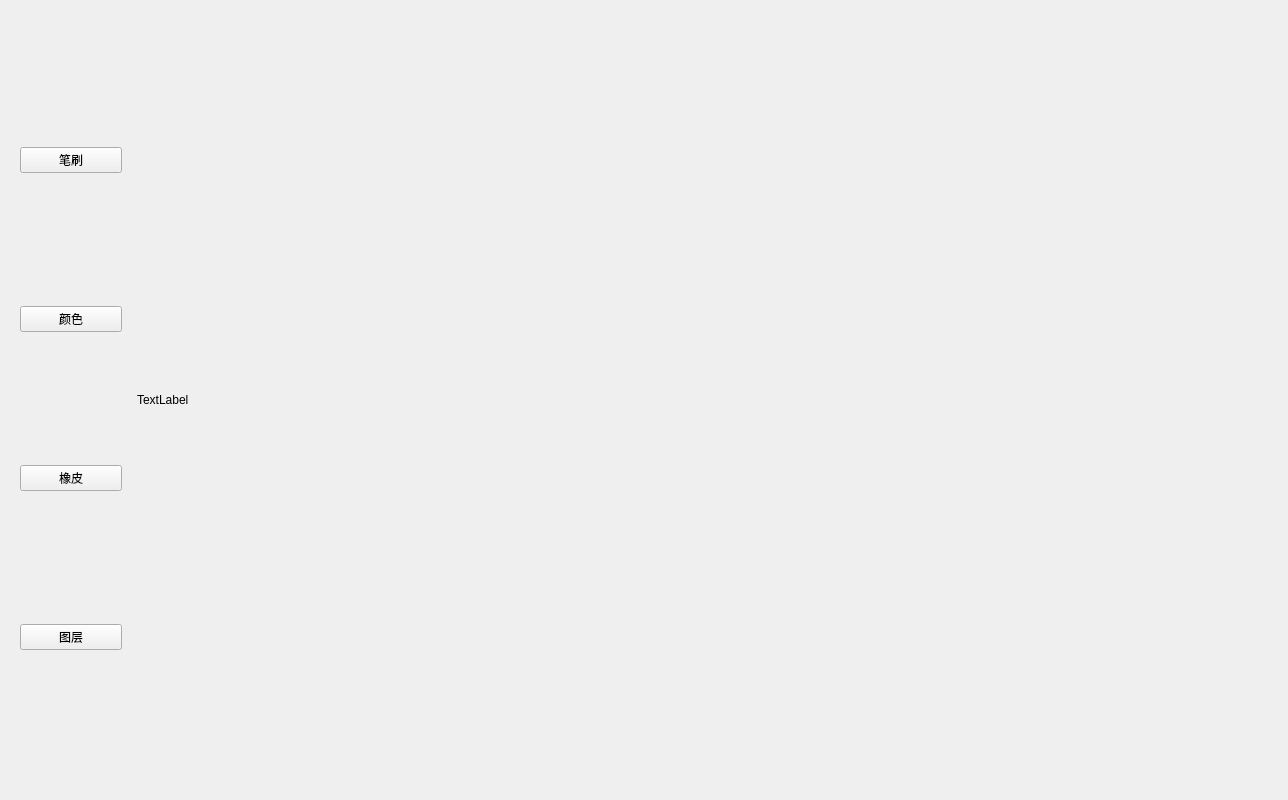
This is 毕设/Imagehandle.ui in Chen-Lun-Hao/JuniorHomeWork as Qt 5 draws it before an edit. The edited form follows.
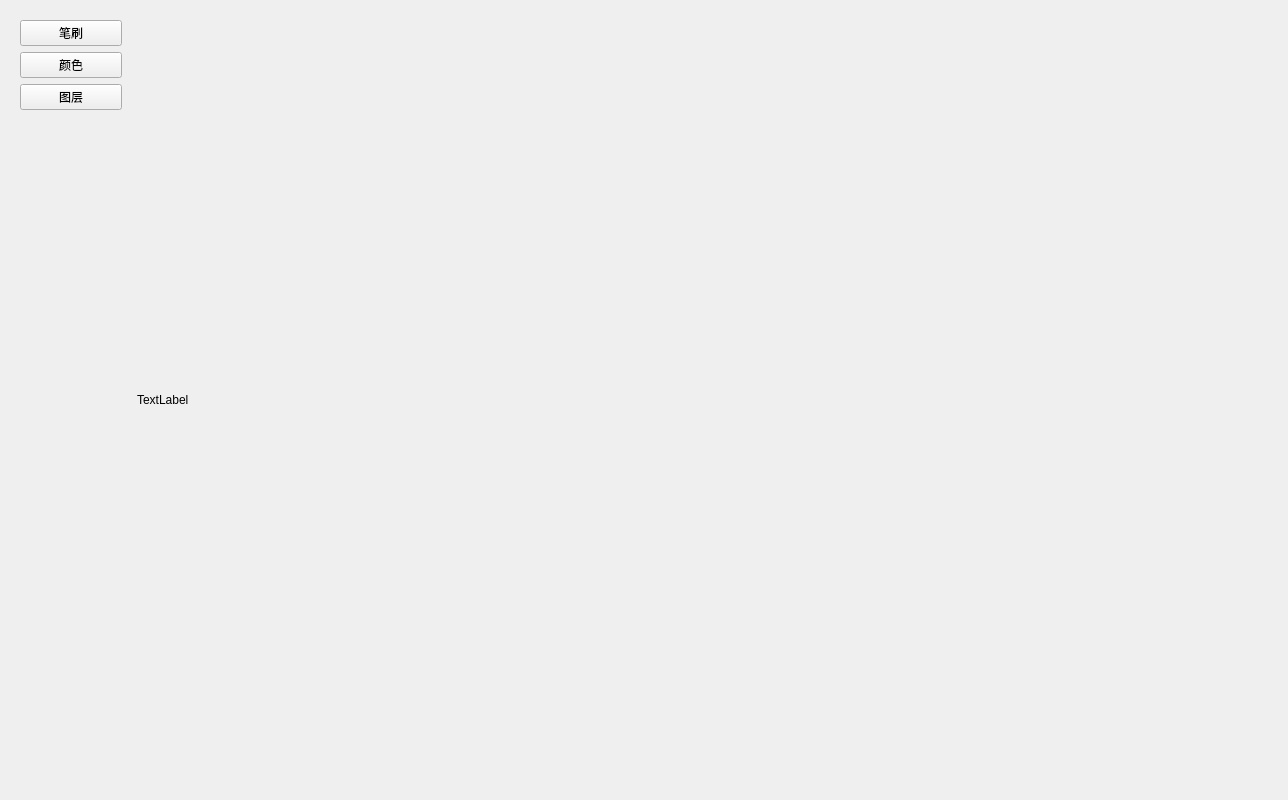
This is the edited form.

```diff
--- a/毕设/Imagehandle.ui
+++ b/毕设/Imagehandle.ui
@@ -22,7 +22,7 @@
        <height>16777215</height>
       </size>
      </property>
-     <layout class="QVBoxLayout" name="verticalLayout">
+     <layout class="QVBoxLayout" name="verticalLayout" stretch="1,1,1,1">
       <item>
        <widget class="QPushButton" name="pushButton">
         <property name="text">
@@ -37,13 +37,6 @@
         </property>
        </widget>
       </item>
-      <item>
-       <widget class="QPushButton" name="pushButton_4">
-        <property name="text">
-         <string>橡皮</string>
-        </property>
-       </widget>
-      </item>
       <item>
        <widget class="QPushButton" name="pushButton_3">
         <property name="text">
@@ -51,6 +44,16 @@
         </property>
        </widget>
       </item>
+      <item>
+       <widget class="QWidget" name="widget_2" native="true">
+        <property name="maximumSize">
+         <size>
+          <width>16777215</width>
+          <height>16777215</height>
+         </size>
+        </property>
+       </widget>
+      </item>
      </layout>
     </widget>
    </item>
```
